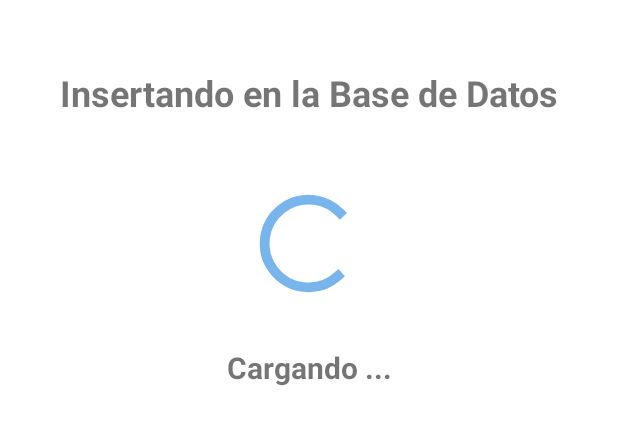
After one commit to TheNipsAreGettingBigger/DAM-Final, an Android app: the layout loding_insert.xml on its own in the app's theme, with its tools: preview values and no code run, on a phone screen of 412 x 824 dp. The commit adds this screen. Shown: the top 425 px of the screen. Run offline under Robolectric (Android 15) with nearby library versions, the phone set to English and light mode, and no system bars.

Commit message:
loading insert

```diff
--- /dev/null
+++ b/app/src/main/res/layout/loding_insert.xml
@@ -0,0 +1,50 @@
+<?xml version="1.0" encoding="utf-8"?>
+<androidx.constraintlayout.widget.ConstraintLayout xmlns:android="http://schemas.android.com/apk/res/android"
+    xmlns:app="http://schemas.android.com/apk/res-auto"
+    xmlns:tools="http://schemas.android.com/tools"
+    android:layout_width="match_parent"
+    android:layout_height="wrap_content">
+
+    <TextView
+        android:id="@+id/textView4"
+        android:layout_width="match_parent"
+        android:layout_height="wrap_content"
+        android:layout_marginTop="30dp"
+        android:gravity="center"
+        android:padding="15dp"
+        android:text="Insertando en la Base de Datos"
+        android:textSize="24sp"
+        android:textStyle="bold"
+        app:layout_constraintEnd_toEndOf="parent"
+        app:layout_constraintHorizontal_bias="0.444"
+        app:layout_constraintStart_toStartOf="parent"
+        app:layout_constraintTop_toTopOf="parent" />
+
+    <ProgressBar
+        android:id="@+id/progressBar2"
+        style="?android:attr/progressBarStyle"
+        android:layout_width="93dp"
+        android:layout_height="78dp"
+
+        android:layout_marginTop="30dp"
+        app:layout_constraintEnd_toEndOf="parent"
+        app:layout_constraintStart_toStartOf="parent"
+        app:layout_constraintTop_toBottomOf="@+id/textView4" />
+
+    <TextView
+        android:id="@+id/textView5"
+        android:layout_width="match_parent"
+        android:layout_height="wrap_content"
+        android:layout_marginTop="20dp"
+        android:layout_marginBottom="30dp"
+        android:gravity="center"
+        android:padding="10dp"
+        android:text="Cargando ..."
+        android:textSize="20sp"
+        android:textStyle="bold"
+        app:layout_constraintBottom_toBottomOf="parent"
+        app:layout_constraintEnd_toEndOf="parent"
+        app:layout_constraintHorizontal_bias="0.0"
+        app:layout_constraintStart_toStartOf="parent"
+        app:layout_constraintTop_toBottomOf="@+id/progressBar2" />
+</androidx.constraintlayout.widget.ConstraintLayout>
```
Also changed, not shown: app/src/main/java/com/android/publisherapp/views/ProductosFragment.kt (+17 -1 lines), app/src/main/res/layout/loading_insert_producto.xml (deleted, +0 -49 lines).
